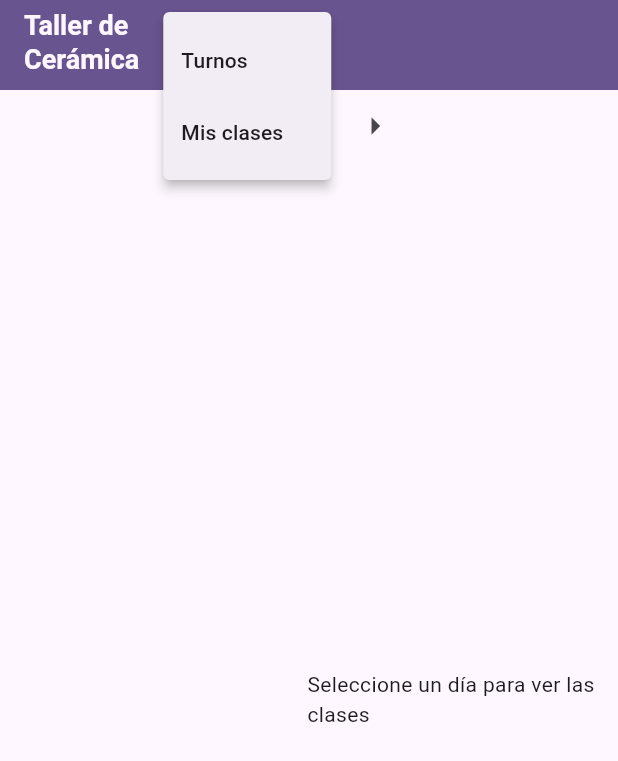
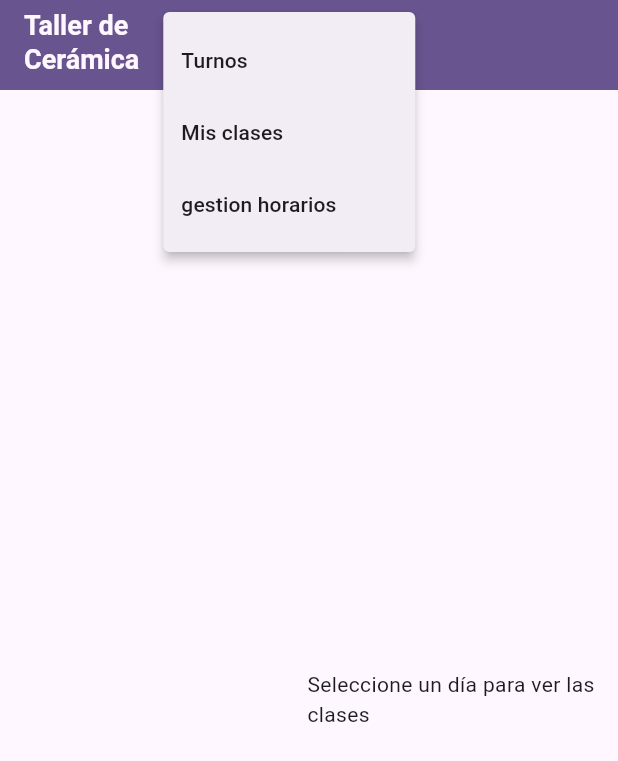
Before and after one commit to manu-180/tallerceramicaweb, a Flutter app: the TurnosScreen screen opened by its route, after a tap on the "more vert" icon, on a phone screen of 412 x 824 dp. Shown: the top 761 px of the screen. Run offline on Flutter 3.47's test engine with Material 3 defaults, Android fonts, the light colour scheme and no system bars; our stand-ins replace go_router, supabase_flutter; accounts and stored records are empty.

Commit message:
turnos screen

```diff
--- a/lib/config/router/app_router.dart
+++ b/lib/config/router/app_router.dart
@@ -1,6 +1,7 @@
 
 import 'package:go_router/go_router.dart';
 import 'package:taller_ceramica/config/router/barril_screens.dart';
+import 'package:taller_ceramica/presentation/screens/gestion_horarios_screen.dart';
 
 final appRouter = GoRouter(
   initialLocation: "/",
@@ -20,6 +21,12 @@ final appRouter = GoRouter(
       name: "misclases",
       builder: (context, state) => const MisClasesScreen()
       ),
+    GoRoute(
+      path: "/gestionhorarios",
+      name: "gestionhorarios",
+      builder: (context, state) => const GestionHorariosScreen()
+      ),
+
 
 
   ]);
--- a/lib/models/clase_models.dart
+++ b/lib/models/clase_models.dart
@@ -5,6 +5,7 @@ class ClaseModels {
   final String fecha;
   final String hora;
   final List<String> mails;
+  final int lugarDisponible;
   final bool? isFull;
 
   ClaseModels({
@@ -14,6 +15,7 @@ class ClaseModels {
     required this.fecha,
     required this.hora,
     required this.mails,
+    required this.lugarDisponible,
     this.isFull = false,
   });
 
@@ -25,6 +27,7 @@ class ClaseModels {
       dia: map['dia'] as String,
       fecha: map['fecha'] as String,
       hora: map['hora'] as String,
+      lugarDisponible: map['lugarDisponible'] as int,
       mails: List<String>.from(map['mails'] ?? []),
     );
   }
@@ -36,6 +39,7 @@ class ClaseModels {
     String? fecha,
     String? hora,
     List<String>? mails,
+    int? lugarDisponible,
     bool? isFull,
   }) {
     return ClaseModels(
@@ -45,6 +49,7 @@ class ClaseModels {
       fecha: fecha ?? this.fecha,
       hora: hora ?? this.hora,
       mails: mails ?? this.mails,
+      lugarDisponible: lugarDisponible ?? this.lugarDisponible,
       isFull: isFull ?? this.isFull,
     );
   }
--- a/lib/presentation/screens/home_screen.dart
+++ b/lib/presentation/screens/home_screen.dart
@@ -1,4 +1,5 @@
 import 'package:flutter/material.dart';
+import 'package:taller_ceramica/supabase/functions/obtener_total_info.dart';
 import 'package:taller_ceramica/widgets/custom_appbar.dart';
 
 class HomeScreen extends StatelessWidget {
@@ -8,6 +9,11 @@ class HomeScreen extends StatelessWidget {
   Widget build(BuildContext context) {
     return Scaffold(
       appBar: const CustomAppBar(),
+      body: FilledButton(onPressed: () async {
+        final datos = await ObtenerTotalInfo().printInfo();
+        print(datos);
+
+      },child: const Text("print info"),),
     );
   }
 }
--- a/lib/presentation/screens/turnos_screen.dart
+++ b/lib/presentation/screens/turnos_screen.dart
@@ -13,20 +13,20 @@ class TurnosScreen extends StatefulWidget {
 }
 
 class _TurnosScreenState extends State<TurnosScreen> {
-
   String semanaSeleccionada = 'semana1'; // Semana inicial
   String? diaSeleccionado; // Día seleccionado
   final List<String> semanas = ['semana1', 'semana2', 'semana3', 'semana4', 'semana5'];
-  bool isLoading = true;  // Indicador de carga
-
+  bool isLoading = true; // Indicador de carga
 
   List<ClaseModels> todasLasClases = [];
   List<ClaseModels> diasUnicos = [];
   Map<String, List<ClaseModels>> horariosPorDia = {};
 
+  Future<void> cargarDatos() async {
+    setState(() {
+      isLoading = true;
+    });
 
-
-  Future<void> cargarDatos() async {
     final datos = await ObtenerTotalInfo().obtenerInfo();
     final datosSemana = datos.where((clase) => clase.semana == semanaSeleccionada).toList();
     datosSemana.sort((a, b) => a.id.compareTo(b.id));
@@ -49,7 +49,9 @@ class _TurnosScreenState extends State<TurnosScreen> {
     }
 
     if (mounted) {
-      setState(() {});
+      setState(() {
+        isLoading = false;
+      });
     }
   }
 
@@ -132,7 +134,9 @@ class _TurnosScreenState extends State<TurnosScreen> {
                 // Sección de días
                 Expanded(
                   flex: 2,
-                  child: _DiaSelection(
+                  child: isLoading
+                      ? const Center(child: CircularProgressIndicator())
+                      : _DiaSelection(
                           diasUnicos: diasUnicos,
                           seleccionarDia: seleccionarDia,
                         ),
@@ -143,7 +147,9 @@ class _TurnosScreenState extends State<TurnosScreen> {
                   child: Padding(
                     padding: const EdgeInsets.only(left: 40, right: 10),
                     child: diaSeleccionado != null
-                        ? ListView.builder(
+                        ? isLoading
+                            ? const Center(child: CircularProgressIndicator())
+                            : ListView.builder(
                                 itemCount: horariosPorDia[diaSeleccionado]?.length ?? 0,
                                 itemBuilder: (context, index) {
                                   final clase = horariosPorDia[diaSeleccionado]![index];
--- a/lib/supabase/functions/obtener_total_info.dart
+++ b/lib/supabase/functions/obtener_total_info.dart
@@ -7,6 +7,11 @@ class ObtenerTotalInfo {
     // Convertir la lista de mapas a una lista de instancias de ClaseModels.
     return List<ClaseModels>.from(data.map((map) => ClaseModels.fromMap(map)));
   }
+  Future<List> printInfo() async {
+    final data = await supabase.from('respaldo').select();
+    // Convertir la lista de mapas a una lista de instancias de ClaseModels.
+    return data;
+  }
 }
 
 
--- a/lib/widgets/custom_appbar.dart
+++ b/lib/widgets/custom_appbar.dart
@@ -51,6 +51,8 @@ class CustomAppBar extends StatelessWidget implements PreferredSizeWidget {
                 context.go('/turnos');
               } else if (value == '/misclases') {
                 context.go('/misclases');
+              } else if (value == '/gestionhorarios') {
+                context.go('/gestionhorarios');
               }
             },
             itemBuilder: (BuildContext context) => [
@@ -62,6 +64,11 @@ class CustomAppBar extends StatelessWidget implements PreferredSizeWidget {
                 value: '/misclases',
                 child: Text('Mis clases' ,),
               ),
+              const PopupMenuItem(
+                value: '/gestionhorarios',
+                child: Text('gestion horarios' ,),
+              ),
+
             ],
             icon: Icon(Icons.more_vert, color: color.surface,), // Icono del botón desplegable
           ),
```
Also changed, not shown: lib/presentation/screens/gestion_horarios_screen.dart (added, +115 -0 lines). Lines whose indentation alone changed are shown as unchanged.
